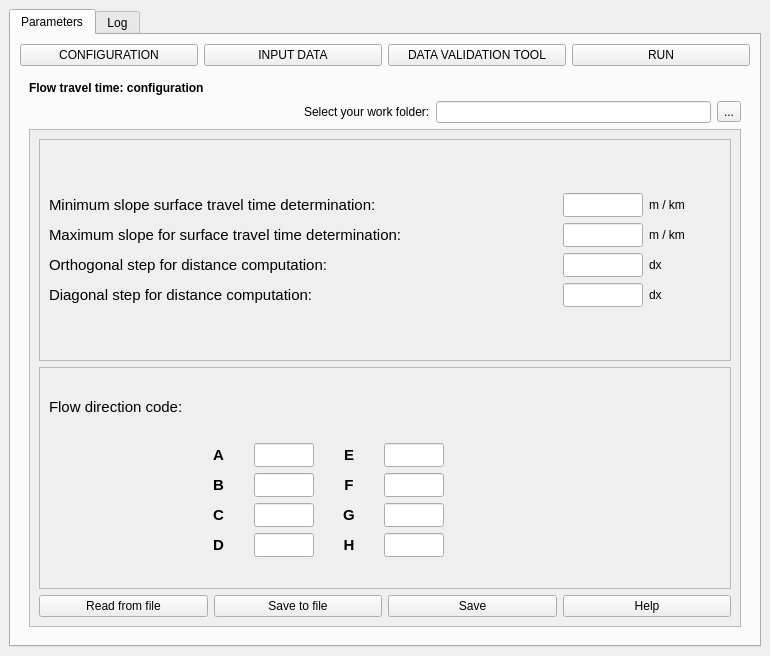
This is hidroPixel_dialog_flow_tt.ui in pedmap/HidroPixel_test as Qt 5 draws it before an edit. The edited form follows.
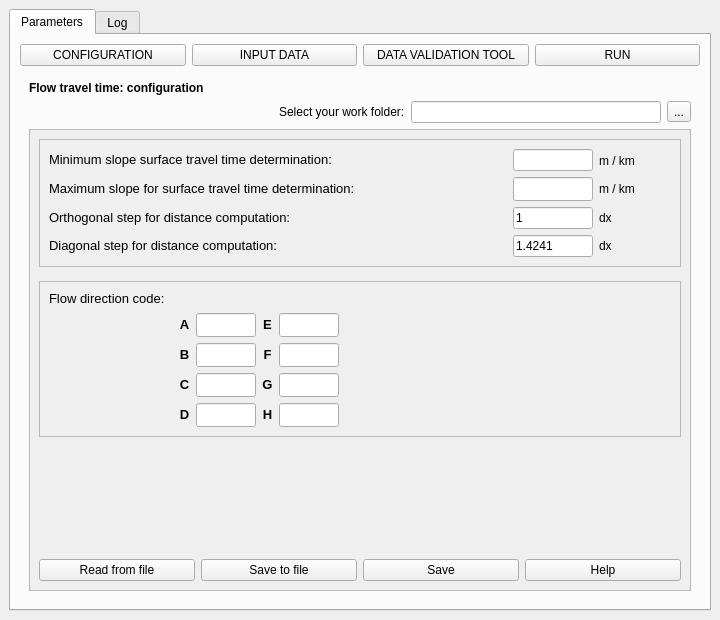
This is the edited form. The open tabs and pages were chosen to show the change. Icons and pictures are not drawn.

The edit to the form file:
```diff
--- a/hidroPixel_dialog_flow_tt.ui
+++ b/hidroPixel_dialog_flow_tt.ui
@@ -6,8 +6,8 @@
    <rect>
     <x>0</x>
     <y>0</y>
-    <width>770</width>
-    <height>656</height>
+    <width>720</width>
+    <height>620</height>
    </rect>
   </property>
   <property name="minimumSize">
@@ -87,43 +87,11 @@
                 <rect>
                  <x>0</x>
                  <y>0</y>
-                 <width>708</width>
-                 <height>487</height>
+                 <width>658</width>
+                 <height>451</height>
                 </rect>
                </property>
                <layout class="QGridLayout" name="gridLayout_5">
-                <item row="2" column="0">
-                 <layout class="QGridLayout" name="gridLayout_46">
-                  <item row="0" column="0">
-                   <widget class="QPushButton" name="btn_read_pg1">
-                    <property name="text">
-                     <string>Read from file</string>
-                    </property>
-                   </widget>
-                  </item>
-                  <item row="0" column="1">
-                   <widget class="QPushButton" name="btn_save_file_pg1">
-                    <property name="text">
-                     <string>Save to file</string>
-                    </property>
-                   </widget>
-                  </item>
-                  <item row="0" column="2">
-                   <widget class="QPushButton" name="btn_save_pg1">
-                    <property name="text">
-                     <string>Save</string>
-                    </property>
-                   </widget>
-                  </item>
-                  <item row="0" column="3">
-                   <widget class="QPushButton" name="btn_help_pg1">
-                    <property name="text">
-                     <string>Help</string>
-                    </property>
-                   </widget>
-                  </item>
-                 </layout>
-                </item>
                 <item row="0" column="0">
                  <layout class="QVBoxLayout" name="verticalLayout_2">
                   <property name="sizeConstraint">
@@ -153,7 +121,7 @@
                            <item row="0" column="0">
                             <widget class="QLabel" name="label_2">
                              <property name="text">
-                              <string>&lt;html&gt;&lt;head/&gt;&lt;body&gt;&lt;p align=&quot;justify&quot;&gt;&lt;span style=&quot; font-size:11pt;&quot;&gt;Minimum slope surface travel time determination:&lt;/span&gt;&lt;/p&gt;&lt;/body&gt;&lt;/html&gt;</string>
+                              <string>&lt;html&gt;&lt;head/&gt;&lt;body&gt;&lt;p align=&quot;justify&quot;&gt;&lt;span style=&quot; font-size:10pt;&quot;&gt;Minimum slope surface travel time determination:&lt;/span&gt;&lt;/p&gt;&lt;/body&gt;&lt;/html&gt;</string>
                              </property>
                             </widget>
                            </item>
@@ -165,6 +133,9 @@
                                <height>24</height>
                               </size>
                              </property>
+                             <property name="text">
+                              <string/>
+                             </property>
                             </widget>
                            </item>
                           </layout>
@@ -174,7 +145,7 @@
                            <item row="0" column="0">
                             <widget class="QLabel" name="label_3">
                              <property name="text">
-                              <string>&lt;html&gt;&lt;head/&gt;&lt;body&gt;&lt;p align=&quot;justify&quot;&gt;&lt;span style=&quot; font-size:11pt;&quot;&gt;Maximum slope for surface travel time determination:&lt;/span&gt;&lt;/p&gt;&lt;/body&gt;&lt;/html&gt;</string>
+                              <string>&lt;html&gt;&lt;head/&gt;&lt;body&gt;&lt;p align=&quot;justify&quot;&gt;&lt;span style=&quot; font-size:10pt;&quot;&gt;Maximum slope for surface travel time determination:&lt;/span&gt;&lt;/p&gt;&lt;/body&gt;&lt;/html&gt;</string>
                              </property>
                             </widget>
                            </item>
@@ -201,7 +172,7 @@
                            <item row="0" column="0">
                             <widget class="QLabel" name="label_4">
                              <property name="text">
-                              <string>&lt;html&gt;&lt;head/&gt;&lt;body&gt;&lt;p align=&quot;justify&quot;&gt;&lt;span style=&quot; font-size:11pt;&quot;&gt;Orthogonal step for distance computation:&lt;/span&gt;&lt;/p&gt;&lt;/body&gt;&lt;/html&gt;</string>
+                              <string>&lt;html&gt;&lt;head/&gt;&lt;body&gt;&lt;p align=&quot;justify&quot;&gt;&lt;span style=&quot; font-size:10pt;&quot;&gt;Orthogonal step for distance computation:&lt;/span&gt;&lt;/p&gt;&lt;/body&gt;&lt;/html&gt;</string>
                              </property>
                             </widget>
                            </item>
@@ -213,6 +184,9 @@
                                <height>24</height>
                               </size>
                              </property>
+                             <property name="text">
+                              <string>1</string>
+                             </property>
                             </widget>
                            </item>
                           </layout>
@@ -222,7 +196,7 @@
                            <item row="0" column="0">
                             <widget class="QLabel" name="label_5">
                              <property name="text">
-                              <string>&lt;html&gt;&lt;head/&gt;&lt;body&gt;&lt;p align=&quot;justify&quot;&gt;&lt;span style=&quot; font-size:11pt;&quot;&gt;Diagonal step for distance computation:&lt;/span&gt;&lt;/p&gt;&lt;/body&gt;&lt;/html&gt;</string>
+                              <string>&lt;html&gt;&lt;head/&gt;&lt;body&gt;&lt;p align=&quot;justify&quot;&gt;&lt;span style=&quot; font-size:10pt;&quot;&gt;Diagonal step for distance computation:&lt;/span&gt;&lt;/p&gt;&lt;/body&gt;&lt;/html&gt;</string>
                              </property>
                             </widget>
                            </item>
@@ -234,6 +208,9 @@
                                <height>24</height>
                               </size>
                              </property>
+                             <property name="text">
+                              <string>1.4241</string>
+                             </property>
                             </widget>
                            </item>
                           </layout>
@@ -413,7 +390,20 @@
                   </item>
                  </layout>
                 </item>
-                <item row="1" column="0">
+                <item row="3" column="0">
+                 <spacer name="verticalSpacer_2">
+                  <property name="orientation">
+                   <enum>Qt::Vertical</enum>
+                  </property>
+                  <property name="sizeHint" stdset="0">
+                   <size>
+                    <width>20</width>
+                    <height>40</height>
+                   </size>
+                  </property>
+                 </spacer>
+                </item>
+                <item row="2" column="0">
                  <widget class="QFrame" name="frame_2">
                   <property name="frameShape">
                    <enum>QFrame::StyledPanel</enum>
@@ -422,44 +412,6 @@
                    <enum>QFrame::Raised</enum>
                   </property>
                   <layout class="QGridLayout" name="gridLayout_11">
-                   <item row="0" column="0">
-                    <widget class="QLabel" name="label_23">
-                     <property name="text">
-                      <string>&lt;html&gt;&lt;head/&gt;&lt;body&gt;&lt;p align=&quot;justify&quot;&gt;&lt;span style=&quot; font-size:11pt;&quot;&gt;Flow direction code:&lt;/span&gt;&lt;/p&gt;&lt;/body&gt;&lt;/html&gt;</string>
-                     </property>
-                    </widget>
-                   </item>
-                   <item row="0" column="3">
-                    <widget class="QLabel" name="label_24">
-                     <property name="sizePolicy">
-                      <sizepolicy hsizetype="Preferred" vsizetype="Preferred">
-                       <horstretch>0</horstretch>
-                       <verstretch>0</verstretch>
-                      </sizepolicy>
-                     </property>
-                     <property name="minimumSize">
-                      <size>
-                       <width>16</width>
-                       <height>16</height>
-                      </size>
-                     </property>
-                     <property name="maximumSize">
-                      <size>
-                       <width>16</width>
-                       <height>16</height>
-                      </size>
-                     </property>
-                     <property name="whatsThis">
-                      <string>&lt;html&gt;&lt;head/&gt;&lt;body&gt;&lt;p&gt;Add the description or function of the object&lt;/p&gt;&lt;/body&gt;&lt;/html&gt;</string>
-                     </property>
-                     <property name="text">
-                      <string/>
-                     </property>
-                     <property name="pixmap">
-                      <pixmap>tip_icon.png</pixmap>
-                     </property>
-                    </widget>
-                   </item>
                    <item row="1" column="0">
                     <widget class="QLabel" name="label_65">
                      <property name="text">
@@ -470,7 +422,7 @@
                      </property>
                     </widget>
                    </item>
-                   <item row="1" column="1">
+                   <item row="1" column="2">
                     <layout class="QHBoxLayout" name="horizontalLayout_24">
                      <item>
                       <layout class="QVBoxLayout" name="verticalLayout_3">
@@ -479,12 +431,18 @@
                          <item>
                           <widget class="QLabel" name="label_10">
                            <property name="text">
-                            <string>&lt;html&gt;&lt;head/&gt;&lt;body&gt;&lt;p align=&quot;center&quot;&gt;&lt;span style=&quot; font-size:11pt; font-weight:700;&quot;&gt;A&lt;/span&gt;&lt;/p&gt;&lt;/body&gt;&lt;/html&gt;</string>
+                            <string>&lt;html&gt;&lt;head/&gt;&lt;body&gt;&lt;p align=&quot;center&quot;&gt;&lt;span style=&quot; font-size:10pt; font-weight:700;&quot;&gt;A&lt;/span&gt;&lt;/p&gt;&lt;/body&gt;&lt;/html&gt;</string>
                            </property>
                           </widget>
                          </item>
                          <item>
                           <widget class="QLineEdit" name="le_5_pg1">
+                           <property name="minimumSize">
+                            <size>
+                             <width>60</width>
+                             <height>24</height>
+                            </size>
+                           </property>
                            <property name="maximumSize">
                             <size>
                              <width>60</width>
@@ -500,12 +458,18 @@
                          <item>
                           <widget class="QLabel" name="label_20">
                            <property name="text">
-                            <string>&lt;html&gt;&lt;head/&gt;&lt;body&gt;&lt;p align=&quot;center&quot;&gt;&lt;span style=&quot; font-size:11pt; font-weight:700;&quot;&gt;B&lt;/span&gt;&lt;/p&gt;&lt;/body&gt;&lt;/html&gt;</string>
+                            <string>&lt;html&gt;&lt;head/&gt;&lt;body&gt;&lt;p align=&quot;center&quot;&gt;&lt;span style=&quot; font-size:10pt; font-weight:700;&quot;&gt;B&lt;/span&gt;&lt;/p&gt;&lt;/body&gt;&lt;/html&gt;</string>
                            </property>
                           </widget>
                          </item>
                          <item>
                           <widget class="QLineEdit" name="le_6_pg1">
+                           <property name="minimumSize">
+                            <size>
+                             <width>60</width>
+                             <height>24</height>
+                            </size>
+                           </property>
                            <property name="maximumSize">
                             <size>
                              <width>60</width>
@@ -521,12 +485,18 @@
                          <item>
                           <widget class="QLabel" name="label_19">
                            <property name="text">
-                            <string>&lt;html&gt;&lt;head/&gt;&lt;body&gt;&lt;p align=&quot;center&quot;&gt;&lt;span style=&quot; font-size:11pt; font-weight:700;&quot;&gt;C&lt;/span&gt;&lt;/p&gt;&lt;/body&gt;&lt;/html&gt;</string>
+                            <string>&lt;html&gt;&lt;head/&gt;&lt;body&gt;&lt;p align=&quot;center&quot;&gt;&lt;span style=&quot; font-size:10pt; font-weight:700;&quot;&gt;C&lt;/span&gt;&lt;/p&gt;&lt;/body&gt;&lt;/html&gt;</string>
                            </property>
                           </widget>
                          </item>
                          <item>
                           <widget class="QLineEdit" name="le_7_pg1">
+                           <property name="minimumSize">
+                            <size>
+                             <width>60</width>
+                             <height>24</height>
+                            </size>
+                           </property>
                            <property name="maximumSize">
                             <size>
                              <width>60</width>
@@ -542,12 +512,18 @@
                          <item>
                           <widget class="QLabel" name="label_16">
                            <property name="text">
-                            <string>&lt;html&gt;&lt;head/&gt;&lt;body&gt;&lt;p align=&quot;center&quot;&gt;&lt;span style=&quot; font-size:11pt; font-weight:700;&quot;&gt;D&lt;/span&gt;&lt;/p&gt;&lt;/body&gt;&lt;/html&gt;</string>
+                            <string>&lt;html&gt;&lt;head/&gt;&lt;body&gt;&lt;p align=&quot;center&quot;&gt;&lt;span style=&quot; font-size:10pt; font-weight:700;&quot;&gt;D&lt;/span&gt;&lt;/p&gt;&lt;/body&gt;&lt;/html&gt;</string>
                            </property>
                           </widget>
                          </item>
                          <item>
                           <widget class="QLineEdit" name="le_8_pg1">
+                           <property name="minimumSize">
+                            <size>
+                             <width>60</width>
+                             <height>24</height>
+                            </size>
+                           </property>
                            <property name="maximumSize">
                             <size>
                              <width>60</width>
@@ -567,12 +543,18 @@
                          <item>
                           <widget class="QLabel" name="label_21">
                            <property name="text">
-                            <string>&lt;html&gt;&lt;head/&gt;&lt;body&gt;&lt;p align=&quot;center&quot;&gt;&lt;span style=&quot; font-size:11pt; font-weight:700;&quot;&gt;E&lt;/span&gt;&lt;/p&gt;&lt;/body&gt;&lt;/html&gt;</string>
+                            <string>&lt;html&gt;&lt;head/&gt;&lt;body&gt;&lt;p align=&quot;center&quot;&gt;&lt;span style=&quot; font-size:10pt; font-weight:700;&quot;&gt;E&lt;/span&gt;&lt;/p&gt;&lt;/body&gt;&lt;/html&gt;</string>
                            </property>
                           </widget>
                          </item>
                          <item>
                           <widget class="QLineEdit" name="le_9_pg1">
+                           <property name="minimumSize">
+                            <size>
+                             <width>60</width>
+                             <height>24</height>
+                            </size>
+                           </property>
                            <property name="maximumSize">
                             <size>
                              <width>60</width>
@@ -588,12 +570,18 @@
                          <item>
                           <widget class="QLabel" name="label_15">
                            <property name="text">
-                            <string>&lt;html&gt;&lt;head/&gt;&lt;body&gt;&lt;p align=&quot;center&quot;&gt;&lt;span style=&quot; font-size:11pt; font-weight:700;&quot;&gt;F&lt;/span&gt;&lt;/p&gt;&lt;/body&gt;&lt;/html&gt;</string>
+                            <string>&lt;html&gt;&lt;head/&gt;&lt;body&gt;&lt;p align=&quot;center&quot;&gt;&lt;span style=&quot; font-size:10pt; font-weight:700;&quot;&gt;F&lt;/span&gt;&lt;/p&gt;&lt;/body&gt;&lt;/html&gt;</string>
                            </property>
                           </widget>
                          </item>
                          <item>
                           <widget class="QLineEdit" name="le_10_pg1">
+                           <property name="minimumSize">
+                            <size>
+                             <width>60</width>
+                             <height>24</height>
+                            </size>
+                           </property>
                            <property name="maximumSize">
                             <size>
                              <width>60</width>
@@ -609,12 +597,18 @@
                          <item>
                           <widget class="QLabel" name="label_17">
                            <property name="text">
-                            <string>&lt;html&gt;&lt;head/&gt;&lt;body&gt;&lt;p align=&quot;center&quot;&gt;&lt;span style=&quot; font-size:11pt; font-weight:700;&quot;&gt;G&lt;/span&gt;&lt;/p&gt;&lt;/body&gt;&lt;/html&gt;</string>
+                            <string>&lt;html&gt;&lt;head/&gt;&lt;body&gt;&lt;p align=&quot;center&quot;&gt;&lt;span style=&quot; font-size:10pt; font-weight:700;&quot;&gt;G&lt;/span&gt;&lt;/p&gt;&lt;/body&gt;&lt;/html&gt;</string>
                            </property>
                           </widget>
                          </item>
                          <item>
                           <widget class="QLineEdit" name="le_11_pg1">
+                           <property name="minimumSize">
+                            <size>
+                             <width>60</width>
+                             <height>24</height>
+                            </size>
+                           </property>
                            <property name="maximumSize">
                             <size>
                              <width>60</width>
@@ -630,12 +624,18 @@
                          <item>
                           <widget class="QLabel" name="label_18">
                            <property name="text">
-                            <string>&lt;html&gt;&lt;head/&gt;&lt;body&gt;&lt;p align=&quot;center&quot;&gt;&lt;span style=&quot; font-size:11pt; font-weight:700;&quot;&gt;H&lt;/span&gt;&lt;/p&gt;&lt;/body&gt;&lt;/html&gt;</string>
+                            <string>&lt;html&gt;&lt;head/&gt;&lt;body&gt;&lt;p align=&quot;center&quot;&gt;&lt;span style=&quot; font-size:10pt; font-weight:700;&quot;&gt;H&lt;/span&gt;&lt;/p&gt;&lt;/body&gt;&lt;/html&gt;</string>
                            </property>
                           </widget>
                          </item>
                          <item>
                           <widget class="QLineEdit" name="le_12_pg1">
+                           <property name="minimumSize">
+                            <size>
+                             <width>60</width>
+                             <height>24</height>
+                            </size>
+                           </property>
                            <property name="maximumSize">
                             <size>
                              <width>60</width>
@@ -650,14 +650,71 @@
                      </item>
                     </layout>
                    </item>
-                   <item row="1" column="2">
+                   <item row="0" column="0">
+                    <widget class="QLabel" name="label_23">
+                     <property name="text">
+                      <string>&lt;html&gt;&lt;head/&gt;&lt;body&gt;&lt;p align=&quot;justify&quot;&gt;&lt;span style=&quot; font-size:10pt;&quot;&gt;Flow direction code:&lt;/span&gt;&lt;/p&gt;&lt;/body&gt;&lt;/html&gt;</string>
+                     </property>
+                    </widget>
+                   </item>
+                   <item row="1" column="3">
                     <spacer name="horizontalSpacer_2">
                      <property name="orientation">
                       <enum>Qt::Horizontal</enum>
                      </property>
                      <property name="sizeHint" stdset="0">
                       <size>
-                       <width>40</width>
+                       <width>800</width>
+                       <height>20</height>
+                      </size>
+                     </property>
+                    </spacer>
+                   </item>
+                   <item row="0" column="4">
+                    <widget class="QLabel" name="label_24">
+                     <property name="sizePolicy">
+                      <sizepolicy hsizetype="Preferred" vsizetype="Preferred">
+                       <horstretch>0</horstretch>
+                       <verstretch>0</verstretch>
+                      </sizepolicy>
+                     </property>
+                     <property name="minimumSize">
+                      <size>
+                       <width>16</width>
+                       <height>16</height>
+                      </size>
+                     </property>
+                     <property name="maximumSize">
+                      <size>
+                       <width>16</width>
+                       <height>16</height>
+                      </size>
+                     </property>
+                     <property name="toolTip">
+                      <string>&lt;html&gt;&lt;head/&gt;&lt;body&gt;&lt;p&gt;Add the flow direction code. The value for each direction code might be an integer type and different from each other.&lt;/p&gt;&lt;/body&gt;&lt;/html&gt;</string>
+                     </property>
+                     <property name="whatsThis">
+                      <string>&lt;html&gt;&lt;head/&gt;&lt;body&gt;&lt;p&gt;Add the description or function of the object&lt;/p&gt;&lt;/body&gt;&lt;/html&gt;</string>
+                     </property>
+                     <property name="text">
+                      <string/>
+                     </property>
+                     <property name="pixmap">
+                      <pixmap>tip_icon.png</pixmap>
+                     </property>
+                    </widget>
+                   </item>
+                   <item row="1" column="1">
+                    <spacer name="horizontalSpacer_5">
+                     <property name="orientation">
+                      <enum>Qt::Horizontal</enum>
+                     </property>
+                     <property name="sizeType">
+                      <enum>QSizePolicy::Fixed</enum>
+                     </property>
+                     <property name="sizeHint" stdset="0">
+                      <size>
+                       <width>8</width>
                        <height>20</height>
                       </size>
                      </property>
@@ -666,6 +723,54 @@
                   </layout>
                  </widget>
                 </item>
+                <item row="4" column="0">
+                 <layout class="QGridLayout" name="gridLayout_46">
+                  <item row="0" column="0">
+                   <widget class="QPushButton" name="btn_read_pg1">
+                    <property name="text">
+                     <string>Read from file</string>
+                    </property>
+                   </widget>
+                  </item>
+                  <item row="0" column="1">
+                   <widget class="QPushButton" name="btn_save_file_pg1">
+                    <property name="text">
+                     <string>Save to file</string>
+                    </property>
+                   </widget>
+                  </item>
+                  <item row="0" column="2">
+                   <widget class="QPushButton" name="btn_save_pg1">
+                    <property name="text">
+                     <string>Save</string>
+                    </property>
+                   </widget>
+                  </item>
+                  <item row="0" column="3">
+                   <widget class="QPushButton" name="btn_help_pg1">
+                    <property name="text">
+                     <string>Help</string>
+                    </property>
+                   </widget>
+                  </item>
+                 </layout>
+                </item>
+                <item row="1" column="0">
+                 <spacer name="verticalSpacer_11">
+                  <property name="orientation">
+                   <enum>Qt::Vertical</enum>
+                  </property>
+                  <property name="sizeType">
+                   <enum>QSizePolicy::Fixed</enum>
+                  </property>
+                  <property name="sizeHint" stdset="0">
+                   <size>
+                    <width>20</width>
+                    <height>8</height>
+                   </size>
+                  </property>
+                 </spacer>
+                </item>
                </layout>
               </widget>
              </widget>
```
Left out of the diff: 629 changed lines with no effect on the pictures.
